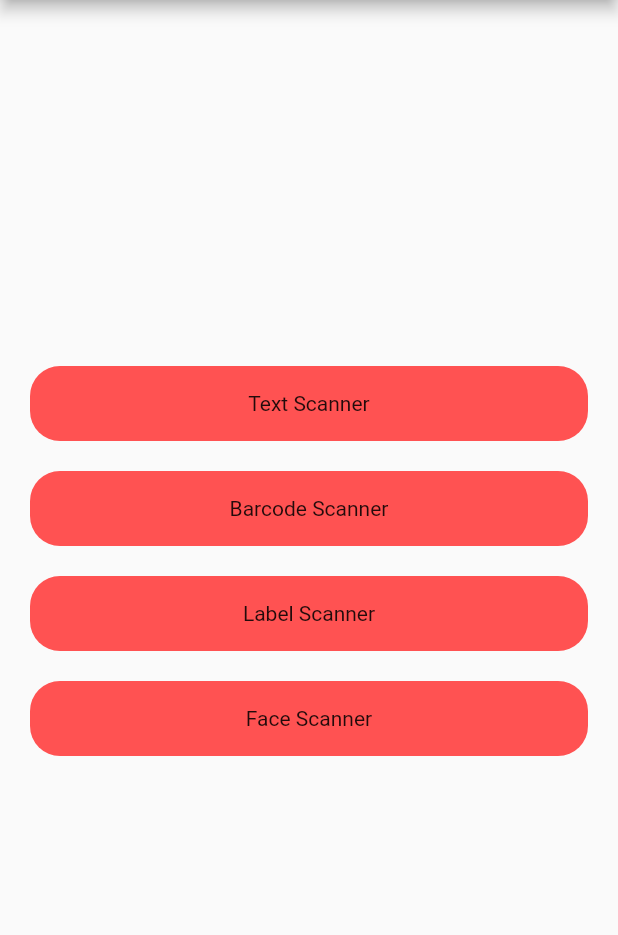
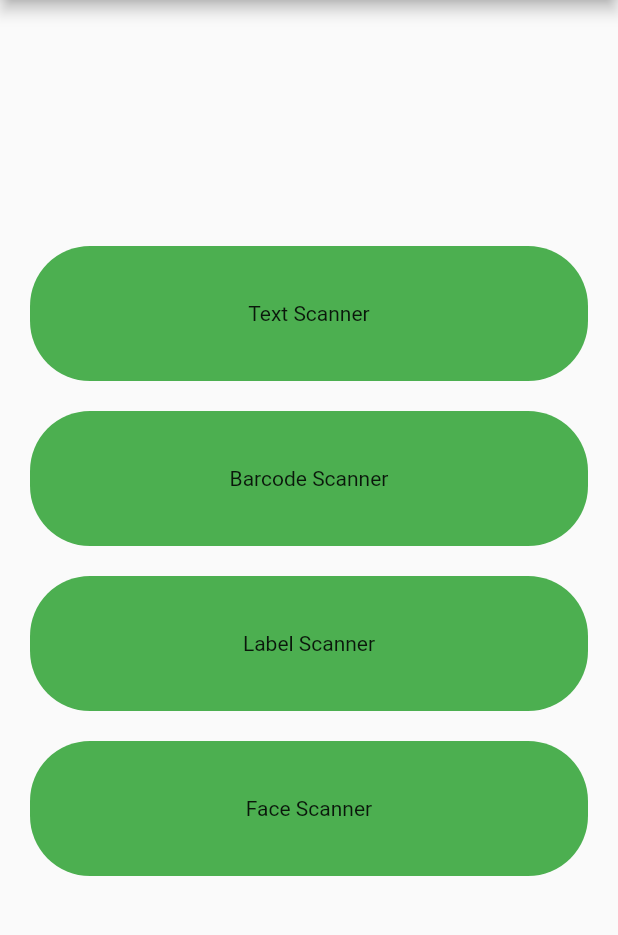
Before and after one commit to lahiruroot/FlutterMLKit, a Flutter app: the screen it shows after launch, on a phone screen of 412 x 824 dp, the part 84-1019 px from its top. Run offline on Flutter 3.47's test engine with Material 2 defaults, Android fonts, the phone set to English and light mode, and no system bars; our stand-ins replace image_picker; missing offline and left inert: mlkit.

Commit message:
Update displaycard.dart

```diff
--- a/lib/screens/displaycard.dart
+++ b/lib/screens/displaycard.dart
@@ -13,11 +13,11 @@ class DisplayCard extends StatelessWidget {
                             onTap:onPressed
                             ,
                             child: Container(
-                              width: 200,
-                              height:  50,
+                              width: 555,
+                              height:  90,
                               decoration: BoxDecoration(
-                                color: Colors.redAccent,
-                                borderRadius: BorderRadius.circular(20),
+                                color: Colors.green,
+                                borderRadius: BorderRadius.circular(40),
                               ),
                               child: Center(
                                 child: Text(
```
